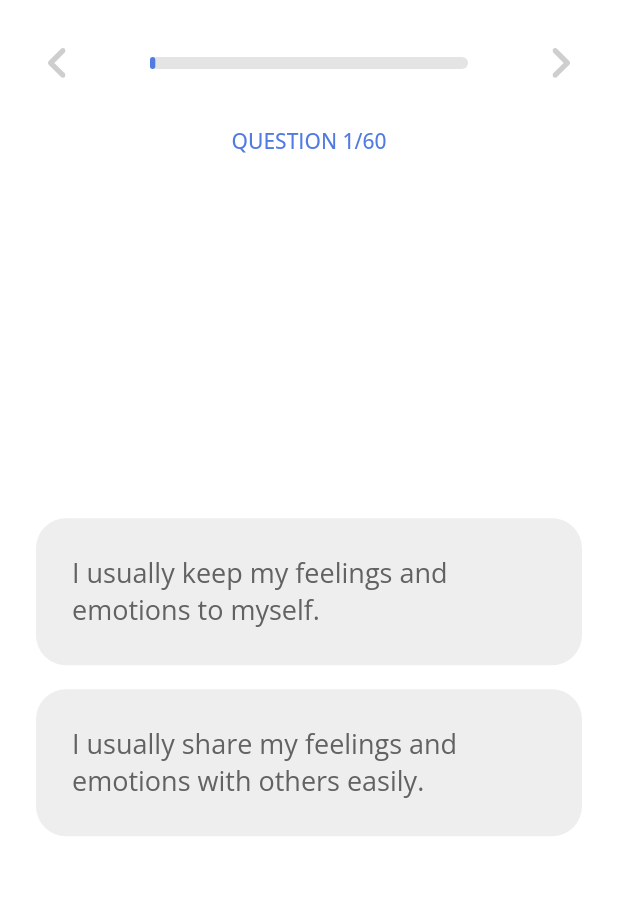
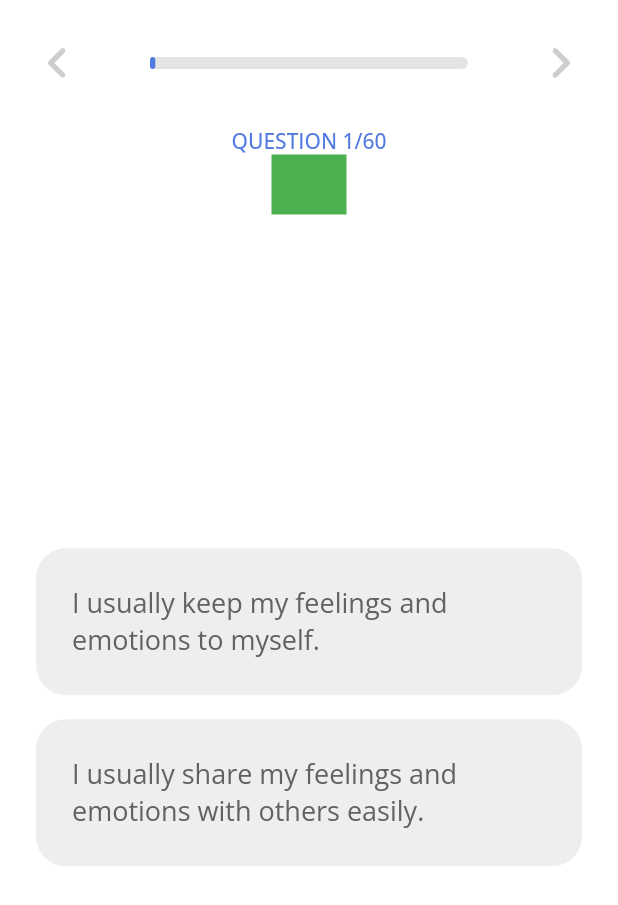
Before and after one commit to misagh1999/mbti-test-app, a Flutter app: the QuestionScreen screen opened by its route, on a phone screen of 412 x 824 dp. Shown: the top 905 px of the screen. Run offline on Flutter 3.47's test engine with Material 2 defaults, Android fonts, the phone set to English and light mode, and no system bars; our stand-ins replace flutter_svg, get.

```diff
--- a/lib/screens/question/question_screen.dart
+++ b/lib/screens/question/question_screen.dart
@@ -16,7 +16,7 @@ class QuestionScreen extends StatelessWidget {
   Widget build(BuildContext context) {
     return Scaffold(
       body: WillPopScope(
-        onWillPop: (){
+        onWillPop: () {
           return _.onWillPopMain();
         },
         child: SafeArea(
@@ -53,7 +53,9 @@ class QuestionScreen extends StatelessWidget {
                         child: Row(
                           children: [
                             Container(
-                              width:( (_.questionIndex.value + 1) / _.questions.length) * (Get.width - 200),
+                              width: ((_.questionIndex.value + 1) /
+                                      _.questions.length) *
+                                  (Get.width - 200),
                               decoration: BoxDecoration(
                                   color: primaryColor,
                                   borderRadius: BorderRadius.circular(5)),
@@ -90,8 +92,18 @@ class QuestionScreen extends StatelessWidget {
                         (_.questionIndex.value + 1).toString() +
                         "/" +
                         _.questions.length.toString(),
-                    style:
-                        TextStyle(color: primaryColor, fontFamily: Fonts.Medium),
+                    style: TextStyle(
+                        color: primaryColor, fontFamily: Fonts.Medium),
+                  ),
+                  InkWell(
+                    onTap: (){
+                      _.jumpToFakeResult();
+                    },
+                    child: Container(
+                      width: 50,
+                      height: 40,
+                      color: Colors.green,
+                    ),
                   ),
                   Expanded(
                     child: PageView.builder(
@@ -103,26 +115,28 @@ class QuestionScreen extends StatelessWidget {
                           mainAxisAlignment: MainAxisAlignment.center,
                           children: [
                             Obx(
-                              ()=> OptionWidget(
+                              () => OptionWidget(
                                 text: _.questions[index].option1,
                                 optionIndex: 1,
                                 questionIndex: index,
                                 press: () => _.submitAnswer(1),
                                 isSelected:
-                                    _.questions[index].selectedOption.value == 1,
+                                    _.questions[index].selectedOption.value ==
+                                        1,
                               ),
                             ),
                             SizedBox(
                               height: 16,
                             ),
                             Obx(
-                              ()=> OptionWidget(
+                              () => OptionWidget(
                                 text: _.questions[index].option2,
                                 optionIndex: 2,
                                 questionIndex: index,
                                 press: () => _.submitAnswer(2),
                                 isSelected:
-                                    _.questions[index].selectedOption.value == 2,
+                                    _.questions[index].selectedOption.value ==
+                                        2,
                               ),
                             ),
                           ],
```
Also changed, not shown: lib/controllers/exam_controller.dart (+11 -0 lines), lib/screens/result/components/result_main_widget.dart (+47 -5 lines).
